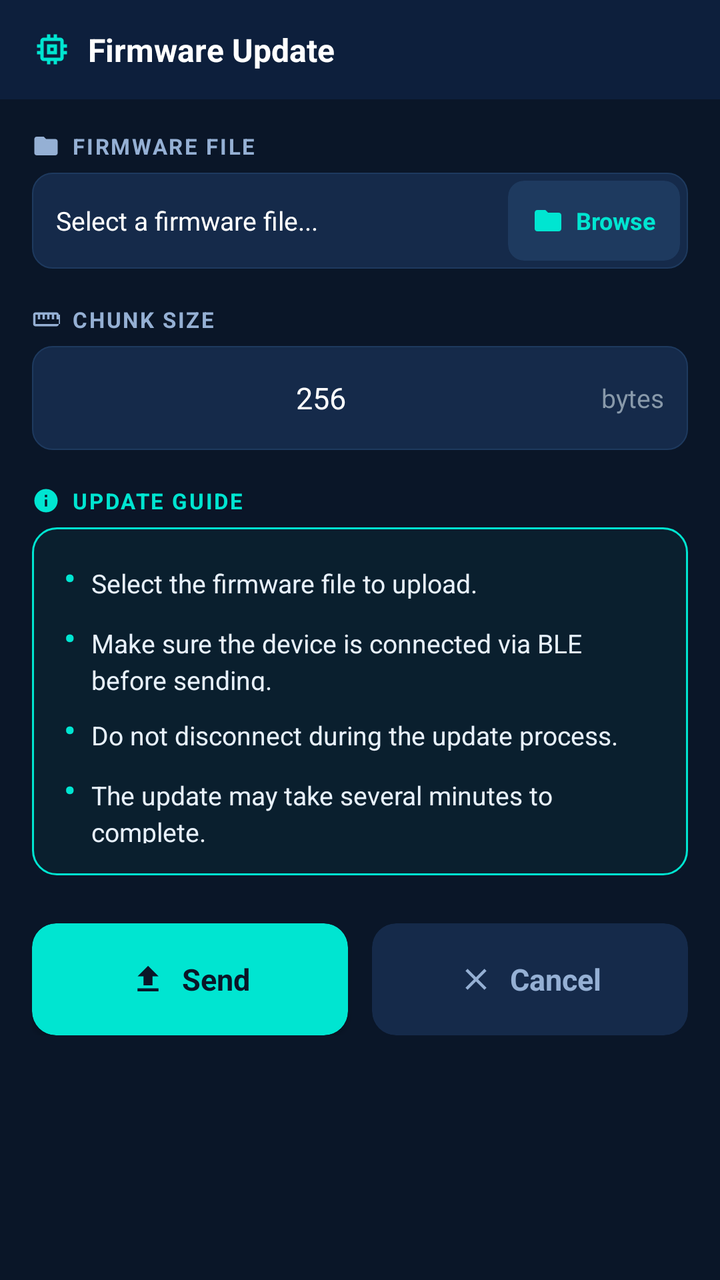
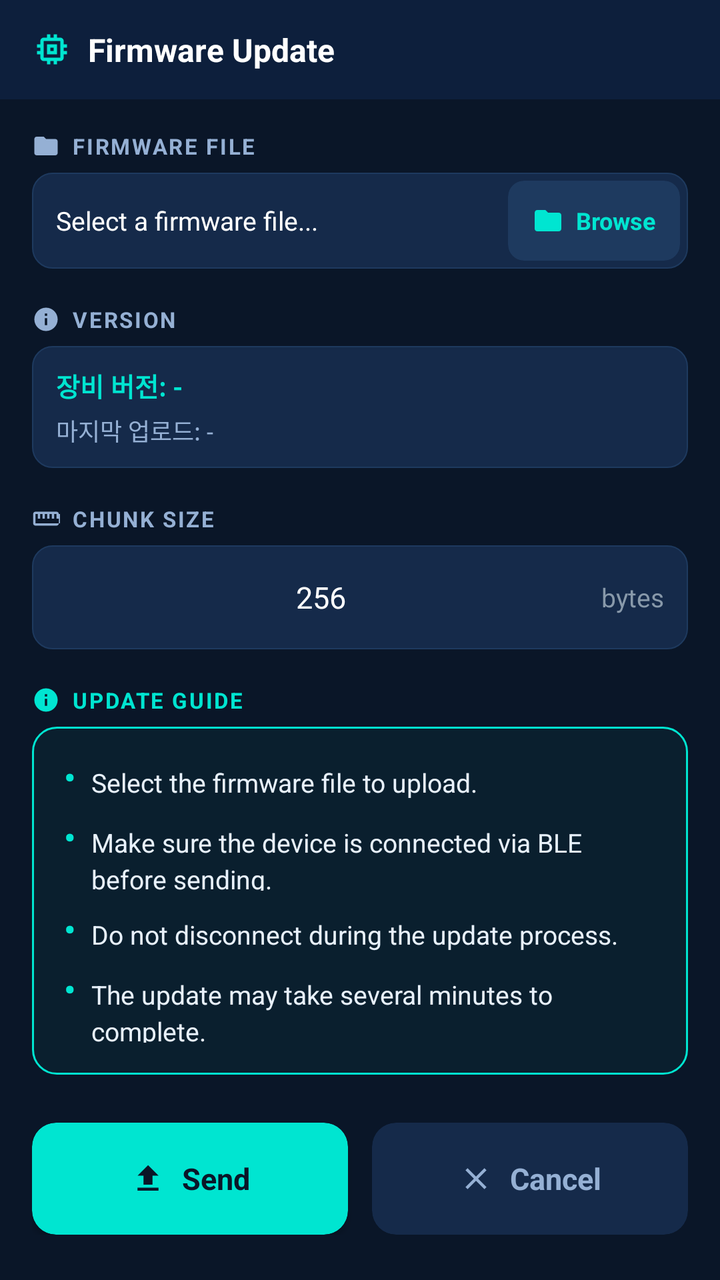

An Android layout rendered at two revisions. The XML below is the earlier revision; the diff shows what the commit changed to produce the second picture.
<!-- AndroidManifest.xml: application theme Theme.MessageBox -->
<!-- res/layout/fragment_firmware.xml -->
<?xml version="1.0" encoding="utf-8"?>
<LinearLayout xmlns:android="http://schemas.android.com/apk/res/android"
    xmlns:app="http://schemas.android.com/apk/res-auto"
    xmlns:tools="http://schemas.android.com/tools"
    android:layout_width="match_parent"
    android:layout_height="match_parent"
    android:orientation="vertical"
    android:background="#0A1628"
    tools:context=".FirmwareFragment">

    
    <LinearLayout
        android:layout_width="match_parent"
        android:layout_height="wrap_content"
        android:orientation="horizontal"
        android:background="#0D1F3C"
        android:paddingStart="16dp"
        android:paddingEnd="16dp"
        android:paddingTop="14dp"
        android:paddingBottom="14dp"
        android:gravity="center_vertical">

        <ImageView
            android:layout_width="20dp"
            android:layout_height="20dp"
            android:src="@drawable/ic_tab_firmware"
            app:tint="#00E5D1"
            android:layout_marginEnd="8dp"
            android:contentDescription="Firmware" />

        <TextView
            android:layout_width="wrap_content"
            android:layout_height="wrap_content"
            android:text="@string/fw_title"
            android:textColor="#FFFFFF"
            android:textSize="16sp"
            android:textStyle="bold" />

    </LinearLayout>

    
    <ScrollView
        android:layout_width="match_parent"
        android:layout_height="0dp"
        android:layout_weight="1"
        android:fillViewport="true"
        android:scrollbars="none">

        <LinearLayout
            android:layout_width="match_parent"
            android:layout_height="wrap_content"
            android:orientation="vertical"
            android:paddingStart="16dp"
            android:paddingEnd="16dp"
            android:paddingTop="16dp"
            android:paddingBottom="16dp">

            
            <LinearLayout
                android:layout_width="match_parent"
                android:layout_height="wrap_content"
                android:orientation="horizontal"
                android:gravity="center_vertical"
                android:layout_marginBottom="6dp">

                <ImageView
                    android:layout_width="14dp"
                    android:layout_height="14dp"
                    android:src="@drawable/ic_folder"
                    app:tint="#95B0D4"
                    android:layout_marginEnd="6dp"
                    android:contentDescription="File" />

                <TextView
                    android:layout_width="wrap_content"
                    android:layout_height="wrap_content"
                    android:text="@string/fw_section_file"
                    android:textColor="#95B0D4"
                    android:textSize="11sp"
                    android:textStyle="bold"
                    android:textAllCaps="true"
                    android:letterSpacing="0.08" />

            </LinearLayout>

            
            <LinearLayout
                android:layout_width="match_parent"
                android:layout_height="wrap_content"
                android:orientation="horizontal"
                android:background="@drawable/bg_input_card"
                android:paddingStart="12dp"
                android:paddingEnd="4dp"
                android:paddingTop="4dp"
                android:paddingBottom="4dp"
                android:gravity="center_vertical"
                android:layout_marginBottom="18dp">

                <TextView
                    android:id="@+id/text_file_name"
                    android:layout_width="0dp"
                    android:layout_height="wrap_content"
                    android:layout_weight="1"
                    android:text="@string/fw_default_filename"
                    android:textColor="#FFFFFF"
                    android:textSize="13sp"
                    android:singleLine="true"
                    android:ellipsize="middle"
                    android:paddingEnd="8dp" />

                
                <androidx.cardview.widget.CardView
                    android:layout_width="wrap_content"
                    android:layout_height="40dp"
                    app:cardBackgroundColor="#1E3A5F"
                    app:cardCornerRadius="8dp"
                    app:cardElevation="0dp">

                    <LinearLayout
                        android:id="@+id/button_select_file"
                        android:layout_width="wrap_content"
                        android:layout_height="match_parent"
                        android:orientation="horizontal"
                        android:gravity="center"
                        android:paddingStart="12dp"
                        android:paddingEnd="12dp"
                        android:clickable="true"
                        android:focusable="true"
                        android:background="?android:attr/selectableItemBackground">

                        <ImageView
                            android:layout_width="16dp"
                            android:layout_height="16dp"
                            android:src="@drawable/ic_folder"
                            app:tint="#00E5D1"
                            android:layout_marginEnd="6dp"
                            android:contentDescription="Browse" />

                        <TextView
                            android:layout_width="wrap_content"
                            android:layout_height="wrap_content"
                            android:text="@string/fw_btn_browse"
                            android:textColor="#00E5D1"
                            android:textSize="12sp"
                            android:textStyle="bold"
                            android:textAllCaps="false" />

                    </LinearLayout>

                </androidx.cardview.widget.CardView>

            </LinearLayout>

            
            <LinearLayout
                android:layout_width="match_parent"
                android:layout_height="wrap_content"
                android:orientation="horizontal"
                android:gravity="center_vertical"
                android:layout_marginBottom="6dp">

                <ImageView
                    android:layout_width="14dp"
                    android:layout_height="14dp"
                    android:src="@drawable/ic_distance"
                    app:tint="#95B0D4"
                    android:layout_marginEnd="6dp"
                    android:contentDescription="Size" />

                <TextView
                    android:layout_width="wrap_content"
                    android:layout_height="wrap_content"
                    android:text="@string/fw_section_chunk_size"
                    android:textColor="#95B0D4"
                    android:textSize="11sp"
                    android:textStyle="bold"
                    android:textAllCaps="true"
                    android:letterSpacing="0.08" />

            </LinearLayout>

            <LinearLayout
                android:layout_width="match_parent"
                android:layout_height="wrap_content"
                android:orientation="horizontal"
                android:background="@drawable/bg_input_card"
                android:paddingStart="12dp"
                android:paddingEnd="12dp"
                android:paddingTop="6dp"
                android:paddingBottom="6dp"
                android:gravity="center_vertical"
                android:layout_marginBottom="18dp">

                <EditText
                    android:id="@+id/edit_packet_size"
                    android:layout_width="0dp"
                    android:layout_height="40dp"
                    android:layout_weight="1"
                    android:hint="256"
                    android:textColor="#FFFFFF"
                    android:textColorHint="#5A7090"
                    android:textSize="15sp"
                    android:background="@android:color/transparent"
                    android:inputType="number"
                    android:maxLength="4"
                    android:singleLine="true"
                    android:text="256"
                    android:gravity="center" />

                <TextView
                    android:layout_width="wrap_content"
                    android:layout_height="wrap_content"
                    android:text="@string/fw_unit_bytes"
                    android:textColor="#8899AA"
                    android:textSize="13sp"
                    android:layout_marginStart="8dp" />

            </LinearLayout>

            
            <LinearLayout
                android:id="@+id/progress_container"
                android:layout_width="match_parent"
                android:layout_height="wrap_content"
                android:orientation="vertical"
                android:background="@drawable/bg_info_cyan"
                android:padding="14dp"
                android:visibility="gone"
                android:layout_marginBottom="18dp">

                <LinearLayout
                    android:layout_width="match_parent"
                    android:layout_height="wrap_content"
                    android:orientation="horizontal"
                    android:gravity="center_vertical"
                    android:layout_marginBottom="10dp">

                    <TextView
                        android:id="@+id/text_progress_status"
                        android:layout_width="0dp"
                        android:layout_height="wrap_content"
                        android:layout_weight="1"
                        android:text="@string/fw_status_uploading"
                        android:textColor="#00E5D1"
                        android:textSize="13sp"
                        android:textStyle="bold" />

                    <TextView
                        android:id="@+id/text_progress_percentage"
                        android:layout_width="wrap_content"
                        android:layout_height="wrap_content"
                        android:text="0%"
                        android:textColor="#00E5D1"
                        android:textSize="15sp"
                        android:textStyle="bold" />

                </LinearLayout>

                <ProgressBar
                    android:id="@+id/progress_bar"
                    style="?android:attr/progressBarStyleHorizontal"
                    android:layout_width="match_parent"
                    android:layout_height="8dp"
                    android:max="100"
                    android:progress="0"
                    android:progressTint="#00E5D1"
                    android:progressBackgroundTint="#1E3A5F" />

            </LinearLayout>

            
            <LinearLayout
                android:layout_width="match_parent"
                android:layout_height="wrap_content"
                android:orientation="horizontal"
                android:gravity="center_vertical"
                android:layout_marginBottom="6dp">

                <ImageView
                    android:layout_width="14dp"
                    android:layout_height="14dp"
                    android:src="@drawable/ic_info"
                    app:tint="#00E5D1"
                    android:layout_marginEnd="6dp"
                    android:contentDescription="Info" />

                <TextView
                    android:layout_width="wrap_content"
                    android:layout_height="wrap_content"
                    android:text="@string/fw_section_update_guide"
                    android:textColor="#00E5D1"
                    android:textSize="11sp"
                    android:textStyle="bold"
                    android:textAllCaps="true"
                    android:letterSpacing="0.08" />

            </LinearLayout>

            
            <LinearLayout
                android:layout_width="match_parent"
                android:layout_height="wrap_content"
                android:orientation="vertical"
                android:background="@drawable/bg_info_cyan"
                android:padding="16dp"
                android:layout_marginBottom="24dp">

                
                <LinearLayout
                    android:layout_width="match_parent"
                    android:layout_height="wrap_content"
                    android:orientation="horizontal"
                    android:layout_marginBottom="10dp">

                    <TextView
                        android:layout_width="wrap_content"
                        android:layout_height="wrap_content"
                        android:text="•"
                        android:textColor="#00E5D1"
                        android:textSize="16sp"
                        android:textStyle="bold"
                        android:layout_marginEnd="8dp"
                        android:layout_marginTop="-2dp" />

                    <TextView
                        android:layout_width="0dp"
                        android:layout_height="wrap_content"
                        android:layout_weight="1"
                        android:text="@string/fw_guide_item1"
                        android:textColor="#E8F1FB"
                        android:textSize="13sp"
                        android:lineSpacingExtra="3dp" />

                </LinearLayout>

                
                <LinearLayout
                    android:layout_width="match_parent"
                    android:layout_height="wrap_content"
                    android:orientation="horizontal"
                    android:layout_marginBottom="10dp">

                    <TextView
                        android:layout_width="wrap_content"
                        android:layout_height="wrap_content"
                        android:text="•"
                        android:textColor="#00E5D1"
                        android:textSize="16sp"
                        android:textStyle="bold"
                        android:layout_marginEnd="8dp"
                        android:layout_marginTop="-2dp" />

                    <TextView
                        android:layout_width="0dp"
                        android:layout_height="wrap_content"
                        android:layout_weight="1"
                        android:text="@string/fw_guide_item2"
                        android:textColor="#E8F1FB"
                        android:textSize="13sp"
                        android:lineSpacingExtra="3dp" />

                </LinearLayout>

                
                <LinearLayout
                    android:layout_width="match_parent"
                    android:layout_height="wrap_content"
                    android:orientation="horizontal"
                    android:layout_marginBottom="10dp">

                    <TextView
                        android:layout_width="wrap_content"
                        android:layout_height="wrap_content"
                        android:text="•"
                        android:textColor="#00E5D1"
                        android:textSize="16sp"
                        android:textStyle="bold"
                        android:layout_marginEnd="8dp"
                        android:layout_marginTop="-2dp" />

                    <TextView
                        android:layout_width="0dp"
                        android:layout_height="wrap_content"
                        android:layout_weight="1"
                        android:text="@string/fw_guide_item3"
                        android:textColor="#E8F1FB"
                        android:textSize="13sp"
                        android:lineSpacingExtra="3dp" />

                </LinearLayout>

                
                <LinearLayout
                    android:layout_width="match_parent"
                    android:layout_height="wrap_content"
                    android:orientation="horizontal">

                    <TextView
                        android:layout_width="wrap_content"
                        android:layout_height="wrap_content"
                        android:text="•"
                        android:textColor="#00E5D1"
                        android:textSize="16sp"
                        android:textStyle="bold"
                        android:layout_marginEnd="8dp"
                        android:layout_marginTop="-2dp" />

                    <TextView
                        android:layout_width="0dp"
                        android:layout_height="wrap_content"
                        android:layout_weight="1"
                        android:text="@string/fw_guide_item4"
                        android:textColor="#E8F1FB"
                        android:textSize="13sp"
                        android:lineSpacingExtra="3dp" />

                </LinearLayout>

            </LinearLayout>

            
            <LinearLayout
                android:layout_width="match_parent"
                android:layout_height="wrap_content"
                android:orientation="horizontal">

                
                <androidx.cardview.widget.CardView
                    android:layout_width="0dp"
                    android:layout_height="56dp"
                    android:layout_weight="1"
                    android:layout_marginEnd="6dp"
                    app:cardBackgroundColor="#00E5D1"
                    app:cardCornerRadius="12dp"
                    app:cardElevation="2dp">

                    <LinearLayout
                        android:id="@+id/button_send"
                        android:layout_width="match_parent"
                        android:layout_height="match_parent"
                        android:orientation="horizontal"
                        android:gravity="center"
                        android:clickable="true"
                        android:focusable="true"
                        android:background="?android:attr/selectableItemBackground">

                        <ImageView
                            android:layout_width="18dp"
                            android:layout_height="18dp"
                            android:src="@drawable/ic_upload"
                            app:tint="#0A1628"
                            android:layout_marginEnd="8dp"
                            android:contentDescription="Send" />

                        <TextView
                            android:layout_width="wrap_content"
                            android:layout_height="wrap_content"
                            android:text="@string/fw_btn_send"
                            android:textColor="#0A1628"
                            android:textSize="15sp"
                            android:textStyle="bold"
                            android:textAllCaps="false" />

                    </LinearLayout>

                </androidx.cardview.widget.CardView>

                
                <androidx.cardview.widget.CardView
                    android:layout_width="0dp"
                    android:layout_height="56dp"
                    android:layout_weight="1"
                    android:layout_marginStart="6dp"
                    app:cardBackgroundColor="#152A4A"
                    app:cardCornerRadius="12dp"
                    app:cardElevation="0dp">

                    <LinearLayout
                        android:id="@+id/button_cancel"
                        android:layout_width="match_parent"
                        android:layout_height="match_parent"
                        android:orientation="horizontal"
                        android:gravity="center"
                        android:clickable="true"
                        android:focusable="true"
                        android:background="?android:attr/selectableItemBackground">

                        <ImageView
                            android:layout_width="18dp"
                            android:layout_height="18dp"
                            android:src="@drawable/ic_cancel"
                            app:tint="#95B0D4"
                            android:layout_marginEnd="8dp"
                            android:contentDescription="Cancel" />

                        <TextView
                            android:layout_width="wrap_content"
                            android:layout_height="wrap_content"
                            android:text="@string/btn_cancel"
                            android:textColor="#95B0D4"
                            android:textSize="15sp"
                            android:textStyle="bold"
                            android:textAllCaps="false" />

                    </LinearLayout>

                </androidx.cardview.widget.CardView>

            </LinearLayout>

            
            
            <View
                android:id="@+id/text_pw"
                android:layout_width="0dp"
                android:layout_height="0dp"
                android:visibility="gone" />

            <View
                android:id="@+id/button_pw"
                android:layout_width="0dp"
                android:layout_height="0dp"
                android:visibility="gone" />

        </LinearLayout>

    </ScrollView>

</LinearLayout>
<!-- resources referenced by this layout -->
<resources>
  <!-- drawable bg_info_cyan (drawable) -->
  <?xml version="1.0" encoding="utf-8"?>
  <shape xmlns:android="http://schemas.android.com/apk/res/android"
      android:shape="rectangle">
      <solid android:color="#0A1F2E" />
      <stroke android:width="1dp" android:color="#00E5D1" />
      <corners android:radius="12dp" />
  </shape>
  <!-- drawable bg_input_card (drawable) -->
  <?xml version="1.0" encoding="utf-8"?>
  <shape xmlns:android="http://schemas.android.com/apk/res/android"
      android:shape="rectangle">
      <solid android:color="#152A4A" />
      <stroke android:width="0.5dp" android:color="#1E3A5F" />
      <corners android:radius="10dp" />
  </shape>
  <!-- drawable ic_cancel (drawable) -->
  <?xml version="1.0" encoding="utf-8"?>
  <vector xmlns:android="http://schemas.android.com/apk/res/android"
      android:width="24dp"
      android:height="24dp"
      android:viewportWidth="24"
      android:viewportHeight="24">
      <path
          android:fillColor="#FFFFFF"
          android:pathData="M19,6.41L17.59,5 12,10.59 6.41,5 5,6.41 10.59,12 5,17.59 6.41,19 12,13.41 17.59,19 19,17.59 13.41,12z" />
  </vector>
  <!-- drawable ic_folder (drawable) -->
  <?xml version="1.0" encoding="utf-8"?>
  <vector xmlns:android="http://schemas.android.com/apk/res/android"
      android:width="24dp"
      android:height="24dp"
      android:viewportWidth="24"
      android:viewportHeight="24">
      <path
          android:fillColor="#FFFFFF"
          android:pathData="M10,4H4c-1.1,0 -1.99,0.9 -1.99,2L2,18c0,1.1 0.9,2 2,2h16c1.1,0 2,-0.9 2,-2V8c0,-1.1 -0.9,-2 -2,-2h-8l-2,-2z" />
  </vector>
  <!-- drawable ic_info (drawable) -->
  <?xml version="1.0" encoding="utf-8"?>
  <vector xmlns:android="http://schemas.android.com/apk/res/android"
      android:width="24dp"
      android:height="24dp"
      android:viewportWidth="24"
      android:viewportHeight="24">
      <path
          android:fillColor="#FFFFFF"
          android:pathData="M12,2C6.48,2 2,6.48 2,12s4.48,10 10,10 10,-4.48 10,-10S17.52,2 12,2zM13,17h-2v-6h2v6zM13,9h-2L11,7h2v2z" />
  </vector>
  <!-- drawable ic_upload (drawable) -->
  <?xml version="1.0" encoding="utf-8"?>
  <vector xmlns:android="http://schemas.android.com/apk/res/android"
      android:width="24dp"
      android:height="24dp"
      android:viewportWidth="24"
      android:viewportHeight="24">
      <path
          android:fillColor="#FFFFFF"
          android:pathData="M9,16h6v-6h4l-7,-7 -7,7h4zM5,18h14v2H5z" />
  </vector>
  <string name="btn_cancel">Cancel</string>
  <string name="fw_btn_browse">Browse</string>
  <string name="fw_btn_send">Send</string>
  <string name="fw_default_filename">Select a firmware file...</string>
  <string name="fw_guide_item1">Select the firmware file to upload.</string>
  <string name="fw_guide_item2">Make sure the device is connected via BLE before sending.</string>
  <string name="fw_guide_item3">Do not disconnect during the update process.</string>
  <string name="fw_guide_item4">The update may take several minutes to complete.</string>
  <string name="fw_section_chunk_size">CHUNK SIZE</string>
  <string name="fw_section_file">FIRMWARE FILE</string>
  <string name="fw_section_update_guide">UPDATE GUIDE</string>
  <string name="fw_status_uploading">Uploading firmware...</string>
  <string name="fw_title">Firmware Update</string>
  <string name="fw_unit_bytes">bytes</string>
  <color name="nav_background">#FF0D1F3C</color>
  <color name="white">#FFFFFFFF</color>
  <color name="teal_200">#FF03DAC5</color>
  <color name="teal_700">#FF018786</color>
  <color name="black">#FF000000</color>
  <!-- unchanged entries left out for length: 3 -->
</resources>

<!-- the commit's change to res/layout/fragment_firmware.xml (unified diff, before → after) -->
@@ -148,6 +148,69 @@
                     </LinearLayout>
 
                 </androidx.cardview.widget.CardView>
+
+            </LinearLayout>
+
+            
+            <LinearLayout
+                android:layout_width="match_parent"
+                android:layout_height="wrap_content"
+                android:orientation="horizontal"
+                android:gravity="center_vertical"
+                android:layout_marginBottom="6dp">
+
+                <ImageView
+                    android:layout_width="14dp"
+                    android:layout_height="14dp"
+                    android:src="@drawable/ic_info"
+                    app:tint="#95B0D4"
+                    android:layout_marginEnd="6dp"
+                    android:contentDescription="Version" />
+
+                <TextView
+                    android:layout_width="wrap_content"
+                    android:layout_height="wrap_content"
+                    android:text="VERSION"
+                    android:textColor="#95B0D4"
+                    android:textSize="11sp"
+                    android:textStyle="bold"
+                    android:textAllCaps="true"
+                    android:letterSpacing="0.08" />
+
+            </LinearLayout>
+
+            <LinearLayout
+                android:layout_width="match_parent"
+                android:layout_height="wrap_content"
+                android:orientation="vertical"
+                android:background="@drawable/bg_input_card"
+                android:paddingStart="12dp"
+                android:paddingEnd="12dp"
+                android:paddingTop="10dp"
+                android:paddingBottom="10dp"
+                android:layout_marginBottom="18dp">
+
+                <TextView
+                    android:id="@+id/text_device_version"
+                    android:layout_width="match_parent"
+                    android:layout_height="wrap_content"
+                    android:text="장비 버전: -"
+                    android:textColor="#00E5D1"
+                    android:textSize="13sp"
+                    android:textStyle="bold"
+                    android:singleLine="true"
+                    android:ellipsize="middle" />
+
+                <TextView
+                    android:id="@+id/text_last_firmware"
+                    android:layout_width="match_parent"
+                    android:layout_height="wrap_content"
+                    android:text="마지막 업로드: -"
+                    android:textColor="#95B0D4"
+                    android:textSize="12sp"
+                    android:singleLine="true"
+                    android:ellipsize="middle"
+                    android:layout_marginTop="4dp" />
 
             </LinearLayout>
 
